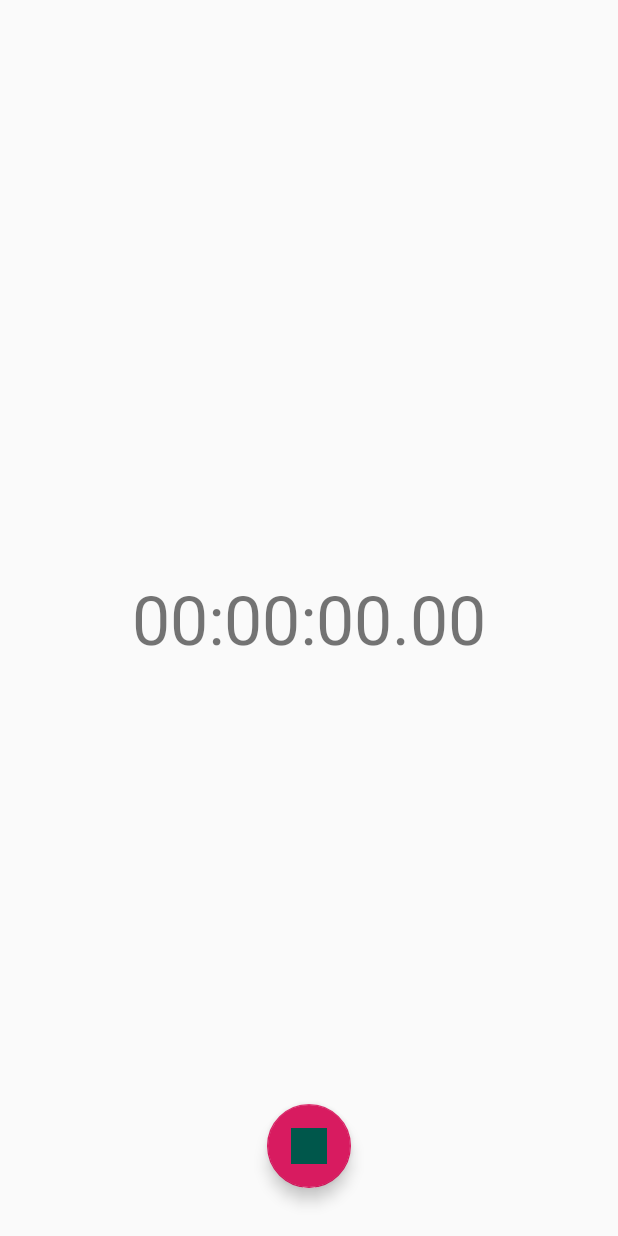
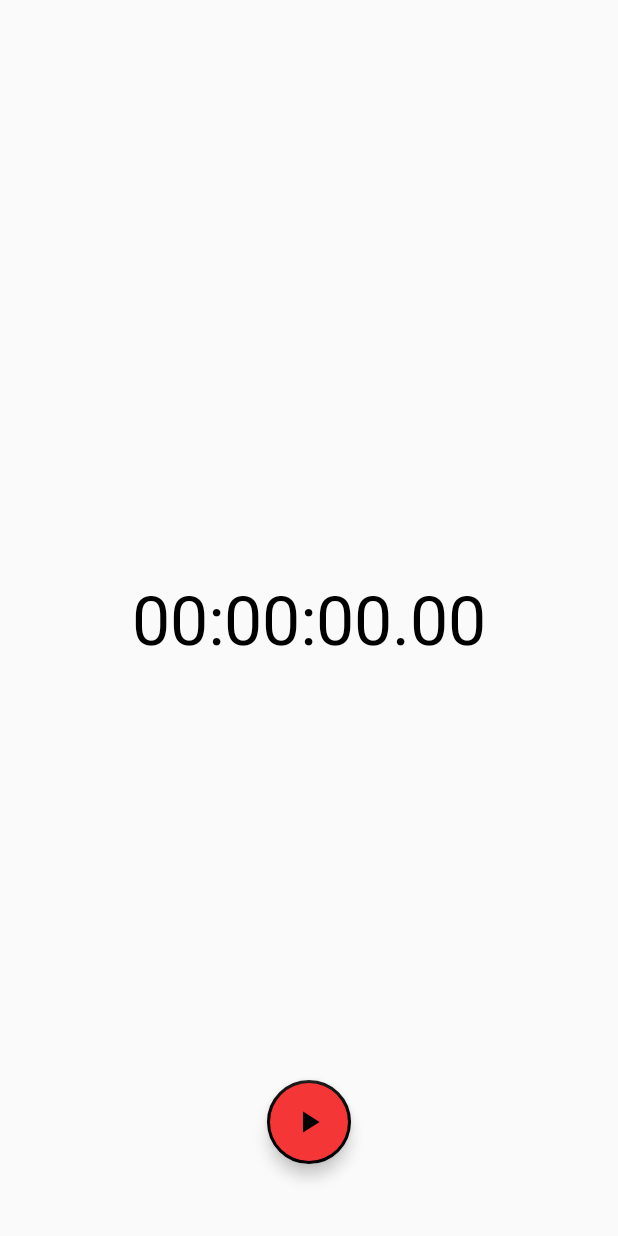
Before and after one commit to garrottkai/stopwatch, an Android app: the layout activity_main.xml on its own in the app's theme, with its tools: preview values and no code run, on a phone screen of 412 x 824 dp. Run offline under Robolectric (Android 15) with nearby library versions, the phone set to English and light mode, and no system bars.

Commit message:
improving appearance

```diff
--- a/app/src/main/java/com/kaigarrott/stopwatch/MainActivity.java
+++ b/app/src/main/java/com/kaigarrott/stopwatch/MainActivity.java
@@ -1,5 +1,6 @@
 package com.kaigarrott.stopwatch;
 
+import android.support.design.widget.FloatingActionButton;
 import android.support.v7.app.AppCompatActivity;
 import android.os.Bundle;
 import android.util.Log;
@@ -13,6 +14,7 @@ public class MainActivity extends AppCompatActivity {
     private StopwatchThread mThread;
     private TextView mOutputView;
     private boolean mRunning = false;
+    private FloatingActionButton mButton;
     private final String TAG = this.getClass().getName();
 
     @Override
@@ -20,18 +22,21 @@ public class MainActivity extends AppCompatActivity {
         super.onCreate(savedInstanceState);
         setContentView(R.layout.activity_main);
 
+        mButton = findViewById(R.id.fab);
         mOutputView = findViewById(R.id.output);
-        mOutputView.setText(getString(R.string.default_time_value));
+       // mOutputView.setText(getString(R.string.default_time_value));
     }
 
     private void start() {
         mRunning = true;
+        mButton.setImageResource(R.drawable.ic_stop);
         mThread = new StopwatchThread();
         mThread.start();
     }
 
     private void stop() {
         mRunning = false;
+        mButton.setImageResource(R.drawable.ic_start);
         if(mThread != null) mThread.interrupt();
         mThread = null;
     }
--- /dev/null
+++ b/app/src/main/res/drawable/ic_start.xml
@@ -0,0 +1,9 @@
+<vector xmlns:android="http://schemas.android.com/apk/res/android"
+    android:width="24dp"
+    android:height="24dp"
+    android:viewportWidth="24"
+    android:viewportHeight="24">
+  <path
+      android:fillColor="#FF000000"
+      android:pathData="M8,5v14l11,-7z"/>
+</vector>
--- /dev/null
+++ b/app/src/main/res/drawable/ic_stop.xml
@@ -0,0 +1,9 @@
+<vector xmlns:android="http://schemas.android.com/apk/res/android"
+    android:width="24dp"
+    android:height="24dp"
+    android:viewportWidth="24"
+    android:viewportHeight="24">
+  <path
+      android:fillColor="#FF000000"
+      android:pathData="M6,6h12v12H6z"/>
+</vector>
--- a/app/src/main/res/layout/activity_main.xml
+++ b/app/src/main/res/layout/activity_main.xml
@@ -16,8 +16,9 @@
         android:layout_marginEnd="8dp"
         android:layout_marginRight="8dp"
         android:layout_marginBottom="8dp"
-        android:text="TextView"
+        android:text="@string/default_time_value"
         android:textSize="45sp"
+        android:textColor="@color/colorText"
         app:layout_constraintBottom_toBottomOf="parent"
         app:layout_constraintEnd_toEndOf="parent"
         app:layout_constraintStart_toStartOf="parent"
@@ -26,19 +27,22 @@
         tools:text="00:00:00.00" />
 
     <android.support.design.widget.FloatingActionButton
-        android:id="@+id/floatingActionButton"
+        android:id="@+id/fab"
         android:layout_width="wrap_content"
         android:layout_height="wrap_content"
         android:layout_marginStart="8dp"
         android:layout_marginLeft="8dp"
         android:layout_marginEnd="8dp"
         android:layout_marginRight="8dp"
-        android:layout_marginBottom="32dp"
+        android:layout_marginBottom="48dp"
+        android:src="@drawable/ic_start"
+        android:backgroundTint="@color/colorPrimary"
+        app:borderWidth="2dp"
         android:clickable="true"
         android:onClick="toggle"
         app:layout_constraintBottom_toBottomOf="parent"
         app:layout_constraintEnd_toEndOf="parent"
         app:layout_constraintStart_toStartOf="parent"
-        app:srcCompat="@color/colorPrimaryDark" />
+        app:srcCompat="@color/colorPrimary" />
 
 </android.support.constraint.ConstraintLayout>
--- a/app/src/main/res/values/colors.xml
+++ b/app/src/main/res/values/colors.xml
@@ -1,6 +1,7 @@
 <?xml version="1.0" encoding="utf-8"?>
 <resources>
-    <color name="colorPrimary">#008577</color>
-    <color name="colorPrimaryDark">#00574B</color>
-    <color name="colorAccent">#D81B60</color>
+    <color name="colorPrimary">#F43636</color>
+    <color name="colorPrimaryDark">#8F1717</color>
+    <color name="colorAccent">#000000</color>
+    <color name="colorText">#000000</color>
 </resources>
--- a/app/src/main/res/values/styles.xml
+++ b/app/src/main/res/values/styles.xml
@@ -1,7 +1,7 @@
 <resources>
 
     <!-- Base application theme. -->
-    <style name="AppTheme" parent="Theme.AppCompat.Light.DarkActionBar">
+    <style name="AppTheme" parent="Theme.AppCompat.Light.NoActionBar">
         <!-- Customize your theme here. -->
         <item name="colorPrimary">@color/colorPrimary</item>
         <item name="colorPrimaryDark">@color/colorPrimaryDark</item>
```
